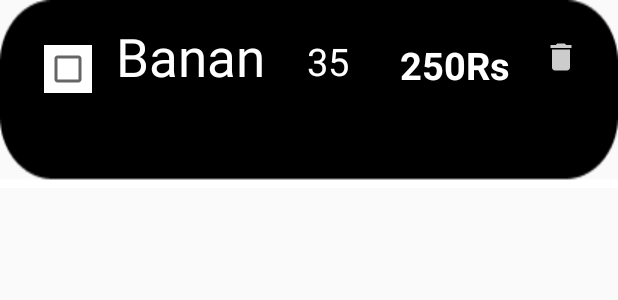
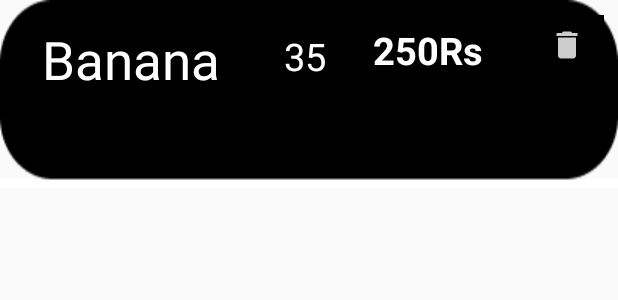
Before and after one commit to Vaishnavi-Deore/Shopping-Cart, an Android app: the layout groceryadapter.xml on its own in the app's theme, with its tools: preview values and no code run, on a phone screen of 412 x 824 dp. Shown: the top 300 px of the screen. Run offline under Robolectric (Android 15) with nearby library versions, the phone set to English and light mode, and no system bars; Roboto replaces fonts that are not available here.

Commit message:
Initial Commit

```diff
--- a/app/build.gradle
+++ b/app/build.gradle
@@ -53,14 +53,11 @@ dependencies {
     implementation 'androidx.lifecycle:lifecycle-viewmodel-ktx:2.1.0'
     implementation "androidx.room:room-ktx:2.2.1"
     kapt "androidx.room:room-compiler:$room_version"
-
     // Coroutines
     implementation 'org.jetbrains.kotlinx:kotlinx-coroutines-core:1.3.0'
     implementation "org.jetbrains.kotlinx:kotlinx-coroutines-android:1.3.0"
-
     // New Material Design
     implementation "com.google.android.material:material:1.0.0"
-
     // ViewModel
     implementation "androidx.lifecycle:lifecycle-extensions:$lifecycle_version"
     implementation "androidx.lifecycle:lifecycle-viewmodel-ktx:$lifecycle_version"
--- a/app/src/main/AndroidManifest.xml
+++ b/app/src/main/AndroidManifest.xml
@@ -10,6 +10,7 @@
         android:supportsRtl="true"
         android:theme="@style/AppTheme">
         <activity android:name=".UI.MainActivity">
+            android:screenOrientation="portrait"
             <intent-filter>
                 <action android:name="android.intent.action.MAIN" />
 
--- a/app/src/main/java/com/example/grocerylist/Database/Entity/GroceryEntities.kt
+++ b/app/src/main/java/com/example/grocerylist/Database/Entity/GroceryEntities.kt
@@ -6,7 +6,7 @@ import androidx.room.PrimaryKey
 
 @Entity(tableName = "grocery_items")
 
- data class GroceryItems(
+data class GroceryItems(
     @ColumnInfo(name ="itemName")
     var itemName:String,
     @ColumnInfo(name = "itemQuantity")
--- a/app/src/main/java/com/example/grocerylist/Database/GroceryDatabase.kt
+++ b/app/src/main/java/com/example/grocerylist/Database/GroceryDatabase.kt
@@ -8,7 +8,7 @@ import androidx.room.RoomDatabase
 import com.example.grocerylist.Database.Entity.GroceryItems
 
 @Database(entities = [GroceryItems::class] , version = 1)
- abstract class GroceryDatabase:RoomDatabase() {
+abstract class GroceryDatabase:RoomDatabase() {
 
     abstract fun getGroceryDao() : GroceryDao
 
--- a/app/src/main/java/com/example/grocerylist/Database/GroceryRepository.kt
+++ b/app/src/main/java/com/example/grocerylist/Database/GroceryRepository.kt
@@ -1,7 +1,6 @@
 package com.example.grocerylist.Database
 
 import com.example.grocerylist.Database.Entity.GroceryItems
-import com.example.grocerylist.Database.GroceryDatabase
 
 class GroceryRepository(private val db: GroceryDatabase) {
 
--- a/app/src/main/res/layout/activity_main.xml
+++ b/app/src/main/res/layout/activity_main.xml
@@ -13,6 +13,7 @@
         android:id="@+id/imageView2"
         android:layout_width="match_parent"
         android:layout_height="wrap_content"
+        android:background="@color/colorPrimary"
         android:src="@drawable/logo"
         app:layout_constraintBottom_toBottomOf="parent"
         app:layout_constraintEnd_toEndOf="parent"
@@ -36,7 +37,7 @@
     <androidx.recyclerview.widget.RecyclerView
         android:id="@+id/rvList"
         android:layout_width="match_parent"
-        android:layout_height="470dp"
+        android:layout_height="472dp"
         android:background="@color/white"
         app:layout_constraintBottom_toBottomOf="parent"
         app:layout_constraintEnd_toEndOf="parent"
--- a/app/src/main/res/layout/groceryadapter.xml
+++ b/app/src/main/res/layout/groceryadapter.xml
@@ -9,118 +9,94 @@
 
     <TextView
         android:id="@+id/txtItemName"
-        android:layout_width="0dp"
-        android:layout_height="53dp"
+        android:layout_width="wrap_content"
+        android:layout_height="0dp"
+        android:layout_marginStart="28dp"
+        android:layout_marginLeft="28dp"
         android:layout_marginTop="16dp"
-        android:layout_marginEnd="15dp"
-        android:layout_marginRight="15dp"
-        android:layout_marginBottom="17dp"
+        android:layout_marginBottom="13dp"
         android:fontFamily="@font/rokkitt"
         android:text="@string/itemName"
         android:textColor="@color/white"
         android:textSize="35sp"
         app:layout_constraintBottom_toTopOf="@+id/txtTotalCostTitle"
-        app:layout_constraintEnd_toStartOf="@+id/txtItemQuantity"
-        app:layout_constraintStart_toEndOf="@+id/cbItemCheck"
+        app:layout_constraintStart_toStartOf="parent"
         app:layout_constraintTop_toTopOf="parent" />
 
     <TextView
         android:id="@+id/txtItemQuantity"
         android:layout_width="wrap_content"
-        android:layout_height="wrap_content"
+        android:layout_height="30dp"
 
-        android:layout_marginEnd="34dp"
-
-        android:layout_marginRight="34dp"
-        android:layout_marginBottom="9dp"
+        android:layout_marginTop="20dp"
+        android:layout_marginEnd="31dp"
+        android:layout_marginRight="31dp"
+        android:layout_marginBottom="19dp"
         android:text="@string/itemQuantity"
         android:textColor="@color/white"
         android:textSize="25sp"
         app:layout_constraintBottom_toBottomOf="@+id/txtItemName"
         app:layout_constraintEnd_toStartOf="@+id/txtItemPrice"
-        app:layout_constraintStart_toEndOf="@+id/txtItemName"
-        app:layout_constraintTop_toTopOf="parent"
-        app:layout_constraintVertical_bias="1.0" />
+        app:layout_constraintTop_toTopOf="parent" />
 
     <TextView
         android:id="@+id/txtItemPrice"
         android:layout_width="wrap_content"
         android:layout_height="wrap_content"
-        android:layout_marginTop="26dp"
-        android:layout_marginEnd="22dp"
-        android:layout_marginRight="22dp"
-        android:layout_marginBottom="26dp"
+        android:layout_marginStart="89dp"
+        android:layout_marginLeft="89dp"
+        android:layout_marginEnd="89dp"
+        android:layout_marginRight="89dp"
         android:text="@string/itemPrice"
         android:textColor="@color/white"
         android:textSize="25sp"
         android:textStyle="bold"
-        app:layout_constraintBottom_toTopOf="@+id/txtItemTotalCost"
-        app:layout_constraintEnd_toStartOf="@+id/ibDelete"
-        app:layout_constraintStart_toEndOf="@+id/txtItemQuantity"
-        app:layout_constraintTop_toTopOf="parent"
-        app:layout_constraintVertical_bias="0.0" />
-
-    <CheckBox
-        android:id="@+id/cbItemCheck"
-        android:layout_width="wrap_content"
-        android:layout_height="wrap_content"
-        android:layout_marginStart="29dp"
-        android:layout_marginLeft="29dp"
-        android:layout_marginEnd="16dp"
-        android:layout_marginRight="16dp"
-        android:background="@color/white"
-        android:shadowColor="@color/black"
-        app:layout_constraintBaseline_toBaselineOf="@+id/txtItemName"
-        app:layout_constraintEnd_toStartOf="@+id/txtItemName"
-        app:layout_constraintStart_toStartOf="parent" />
+        app:layout_constraintBottom_toBottomOf="@+id/ibDelete"
+        app:layout_constraintEnd_toEndOf="parent"
+        app:layout_constraintStart_toEndOf="@+id/txtTotalCostTitle"
+        app:layout_constraintTop_toTopOf="@+id/txtItemName" />
 
     <ImageButton
         android:id="@+id/ibDelete"
-        android:layout_width="wrap_content"
-        android:layout_height="wrap_content"
-        android:layout_marginEnd="26dp"
-        android:layout_marginRight="26dp"
+        android:layout_width="50dp"
+        android:layout_height="40dp"
+        android:layout_marginTop="10dp"
+        android:layout_marginEnd="9dp"
+        android:layout_marginRight="9dp"
         android:background="@color/black"
         android:src="@drawable/ic_action_delete"
-        app:layout_constraintBottom_toBottomOf="parent"
         app:layout_constraintEnd_toEndOf="parent"
-        app:layout_constraintStart_toEndOf="@+id/txtItemPrice"
-        app:layout_constraintTop_toTopOf="parent"
-        app:layout_constraintVertical_bias="0.257" />
+        app:layout_constraintTop_toTopOf="parent" />
 
     <TextView
         android:id="@+id/txtItemTotalCost"
-        android:layout_width="100dp"
-        android:layout_height="60dp"
+        android:layout_width="wrap_content"
+        android:layout_height="wrap_content"
+        android:layout_marginStart="50dp"
+        android:layout_marginLeft="50dp"
         android:background="@drawable/adapter2"
         android:padding="8dp"
         android:paddingLeft="12dp"
         android:text="@string/totalCost"
-        android:visibility="invisible"
         android:textSize="30sp"
         android:textStyle="bold"
+        android:visibility="invisible"
         app:layout_constraintBottom_toBottomOf="parent"
-        app:layout_constraintEnd_toEndOf="parent"
-        app:layout_constraintStart_toEndOf="@+id/txtTotalCostTitle"
-        app:layout_constraintTop_toTopOf="@+id/txtTotalCostTitle"
-        app:layout_constraintVertical_bias="0.875" />
+        app:layout_constraintStart_toStartOf="@+id/txtItemPrice" />
 
     <TextView
         android:id="@+id/txtTotalCostTitle"
         android:layout_width="wrap_content"
         android:layout_height="wrap_content"
-        android:layout_marginStart="77dp"
-        android:layout_marginLeft="77dp"
-        android:layout_marginEnd="149dp"
-        android:layout_marginRight="149dp"
+        android:layout_marginStart="40dp"
+        android:layout_marginLeft="40dp"
         android:layout_marginBottom="16dp"
         android:text="@string/totalCostTitle"
         android:textColor="@color/white"
         android:textSize="20dp"
         android:visibility="invisible"
         app:layout_constraintBottom_toBottomOf="parent"
-        app:layout_constraintEnd_toStartOf="@+id/txtItemTotalCost"
-        app:layout_constraintStart_toStartOf="parent" />
+        app:layout_constraintStart_toStartOf="@+id/txtItemName" />
 
 
 </androidx.constraintlayout.widget.ConstraintLayout>
--- a/app/src/main/res/values/colors.xml
+++ b/app/src/main/res/values/colors.xml
@@ -1,7 +1,7 @@
 <?xml version="1.0" encoding="utf-8"?>
 <resources>
-    <color name="colorPrimary">#0AD042</color>
-    <color name="colorPrimaryDark">#03551A</color>
+    <color name="colorPrimary">#0F9D58</color>
+    <color name="colorPrimaryDark">#04502B</color>
     <color name="colorAccent">#03DAC5</color>
     <color name="black">#000000</color>
     <color name="white">#ffffff</color>
--- a/app/src/main/res/values/strings.xml
+++ b/app/src/main/res/values/strings.xml
@@ -6,7 +6,7 @@
     <string name="itemName">Banana</string>
     <string name="itemQuantity">35</string>
     <string name="itemPrice">250Rs</string>
-    <string name="totalCost">20</string>
+    <string name="totalCost">250</string>
     <string name="totalCostTitle">Total Cost</string>
     <string name="title">Add Items to your cart</string>
     <string name="etItem">Item</string>
```
Also changed, not shown: app/src/main/java/com/example/grocerylist/Adapter/GroceryAdapter.kt (+1 -10 lines), app/src/main/java/com/example/grocerylist/UI/MainActivity.kt (+2 -8 lines), app/src/main/res/drawable-mdpi/button.png, app/src/main/res/drawable-mdpi/logo.png.
